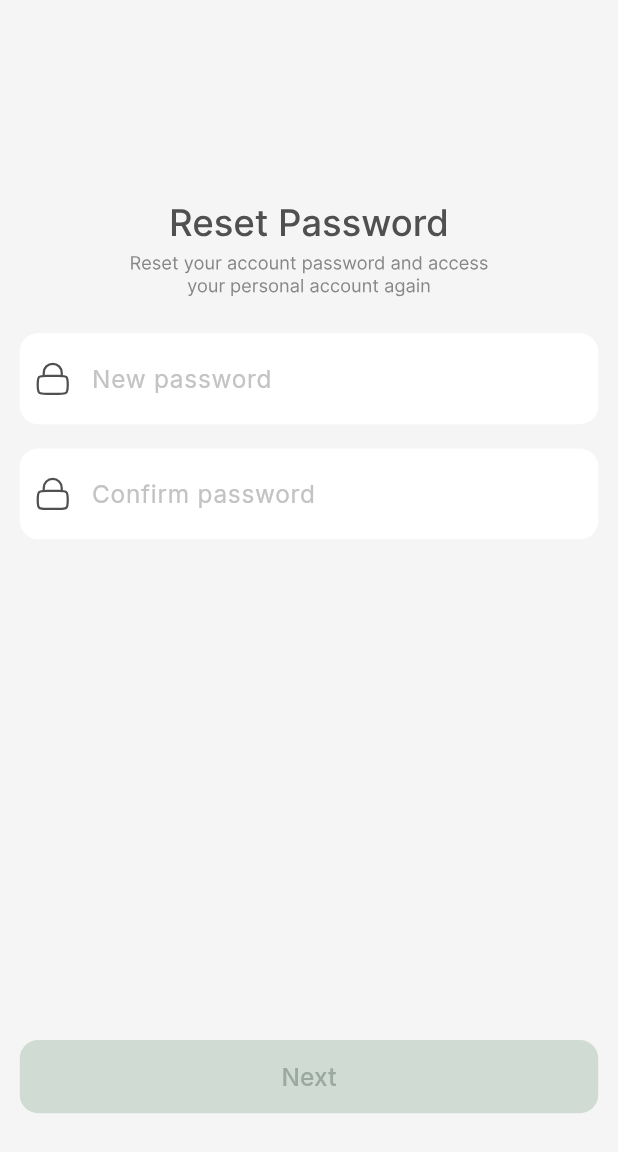
After one commit to sajidrec/flutter_nsn, a Flutter app: the ResetPasswordPage screen opened by its route, on a phone screen of 412 x 824 dp. The commit adds this screen. Shown: the top 1152 px of the screen. Run offline on Flutter 3.47's test engine with Material 3 defaults, Android fonts, the phone set to English and light mode, and no system bars; our stand-ins replace cached_network_image, flutter_screenutil, flutter_svg, get, google_fonts, pinput.

Commit message:
- Add reset pass page

```diff
--- a/lib/app/core/constants/app_assets.dart
+++ b/lib/app/core/constants/app_assets.dart
@@ -8,4 +8,5 @@ class AppAssets {
   static const String welcomeNSNFinder = "assets/images/welcome_nsn_finder.svg";
   static const String verificationPageMessage =
       "assets/images/verification_page_message.svg";
+  static const String resetPageTxt = "assets/images/reset_page_txt.svg";
 }
--- /dev/null
+++ b/lib/app/modules/reset_password_page/presentation/binding/reset_password_page_binding.dart
@@ -0,0 +1,10 @@
+import 'package:get/get.dart';
+
+import '../controllers/reset_password_page_controller.dart';
+
+class ResetPasswordPageBinding extends Bindings {
+  @override
+  void dependencies() {
+    Get.lazyPut(() => ResetPasswordPageController(), fenix: true,);
+  }
+}
--- /dev/null
+++ b/lib/app/modules/reset_password_page/presentation/controllers/reset_password_page_controller.dart
@@ -0,0 +1,28 @@
+import 'package:flutter/material.dart';
+import 'package:get/get.dart';
+
+class ResetPasswordPageController extends GetxController {
+  final Map<TextEditingController, bool> fieldEmptyMap = {};
+
+  int get totalEmptyFields =>
+      fieldEmptyMap.values.where((isEmpty) => isEmpty).length;
+
+  void setFieldEmpty(TextEditingController tec, bool isEmpty) {
+    fieldEmptyMap[tec] = isEmpty;
+    update();
+  }
+
+  // Call this when you create your text fields
+  void registerField(TextEditingController tec) {
+    fieldEmptyMap[tec] = true; // start as empty
+  }
+
+  @override
+  void onClose() {
+    // dispose controllers if you own them
+    for (final controller in fieldEmptyMap.keys) {
+      controller.dispose();
+    }
+    super.onClose();
+  }
+}
--- /dev/null
+++ b/lib/app/modules/reset_password_page/presentation/views/reset_password_page.dart
@@ -0,0 +1,89 @@
+import 'package:flutter/material.dart';
+import 'package:flutter_screenutil/flutter_screenutil.dart';
+import 'package:flutter_svg/svg.dart';
+import 'package:get/get.dart';
+import 'package:nsn/app/core/constants/app_assets.dart';
+import 'package:nsn/app/global_widgets/green_button_full_sized_widget.dart';
+
+import '../../../../routes/app_routes.dart';
+import '../controllers/reset_password_page_controller.dart';
+import '../widgets/reset_page_text_form_field_widget.dart';
+
+class ResetPasswordPage extends StatefulWidget {
+  const ResetPasswordPage({super.key});
+
+  @override
+  State<ResetPasswordPage> createState() => _ResetPasswordPageState();
+}
+
+class _ResetPasswordPageState extends State<ResetPasswordPage> {
+  final TextEditingController _newPassTec = TextEditingController();
+  final TextEditingController _confirmPassTec = TextEditingController();
+
+  @override
+  void dispose() {
+    _newPassTec.dispose();
+    _confirmPassTec.dispose();
+    super.dispose();
+  }
+
+  @override
+  Widget build(BuildContext context) {
+    return SafeArea(
+      child: Scaffold(
+        body: SingleChildScrollView(
+          child: Padding(
+            padding: EdgeInsets.symmetric(horizontal: 12.w),
+            child: Column(
+              children: [
+                SizedBox(height: 132.h),
+                SvgPicture.asset(
+                  AppAssets.resetPageTxt,
+                  width: 351.w,
+                  height: 63.h,
+                ),
+
+                SizedBox(height: 24.h),
+                ResetPageTextFormFieldWidget(
+                  hintText: "New password",
+                  iconPath: AppAssets.lockIcon,
+                  tec: _newPassTec,
+                  isPasswordTextField: false,
+                ),
+
+                SizedBox(height: 16.h),
+
+                ResetPageTextFormFieldWidget(
+                  hintText: "Confirm password",
+                  iconPath: AppAssets.lockIcon,
+                  tec: _confirmPassTec,
+                  isPasswordTextField: false,
+                ),
+
+                SizedBox(height: 329.h),
+
+                GetBuilder<ResetPasswordPageController>(
+                  builder: (controller) {
+                    return GreenButtonFullSizedWidget(
+                      buttonText: "Next",
+                      callbackFunction: controller.totalEmptyFields == 0
+                          ? () {
+                              if (_confirmPassTec.text != _newPassTec.text ||
+                                  _newPassTec.text.isEmpty) {
+                                Get.snackbar("Error", "Passwords don't match");
+                              } else {
+                                Get.offAllNamed(AppRoutes.loginRoute);
+                              }
+                            }
+                          : null,
+                    );
+                  },
+                ),
+              ],
+            ),
+          ),
+        ),
+      ),
+    );
+  }
+}
--- /dev/null
+++ b/lib/app/modules/reset_password_page/presentation/widgets/reset_page_text_form_field_widget.dart
@@ -0,0 +1,93 @@
+import 'package:flutter/material.dart';
+import 'package:flutter_screenutil/flutter_screenutil.dart';
+import 'package:flutter_svg/svg.dart';
+import 'package:get/get.dart';
+import 'package:google_fonts/google_fonts.dart';
+
+import '../../../../core/constants/app_colors.dart';
+import '../controllers/reset_password_page_controller.dart';
+
+class ResetPageTextFormFieldWidget extends StatefulWidget {
+  const ResetPageTextFormFieldWidget({
+    super.key,
+    required this.tec,
+    required this.iconPath,
+    required this.hintText,
+    required this.isPasswordTextField,
+  });
+
+  final TextEditingController tec;
+  final String iconPath;
+  final String hintText;
+  final bool isPasswordTextField;
+
+  @override
+  State<ResetPageTextFormFieldWidget> createState() =>
+      _ResetPageTextFormFieldWidgetState();
+}
+
+class _ResetPageTextFormFieldWidgetState
+    extends State<ResetPageTextFormFieldWidget> {
+  bool hidePassword = false;
+
+  @override
+  Widget build(BuildContext context) {
+    return GetBuilder<ResetPasswordPageController>(
+      builder: (controller) {
+        if (!controller.fieldEmptyMap.containsKey(widget.tec)) {
+          controller.registerField(widget.tec);
+        }
+        return TextFormField(
+          controller: widget.tec,
+          obscureText: hidePassword,
+          onChanged: (value) {
+            if (value.isEmpty) {
+              controller.setFieldEmpty(widget.tec, true);
+            } else {
+              controller.setFieldEmpty(widget.tec, false);
+            }
+          },
+          decoration: InputDecoration(
+            contentPadding: EdgeInsets.symmetric(
+              horizontal: 14.w,
+              vertical: 18.h,
+            ),
+            prefixIcon: SvgPicture.asset(
+              widget.iconPath,
+              width: 24.w,
+              height: 24.h,
+              fit: BoxFit.scaleDown,
+            ),
+            prefixIconConstraints: BoxConstraints(
+              minWidth: 40.w,
+              minHeight: 40.h,
+            ),
+            suffixIcon: widget.isPasswordTextField
+                ? IconButton(
+                    onPressed: () {
+                      hidePassword = !hidePassword;
+                      setState(() {});
+                    },
+                    icon: Icon(
+                      hidePassword ? Icons.visibility_off : Icons.visibility,
+                    ),
+                  )
+                : null,
+            hintText: widget.hintText,
+            hintStyle: GoogleFonts.inter(
+              fontSize: 16.sp,
+              fontWeight: FontWeight.w400,
+              color: AppColors.hintTextColor,
+            ),
+            border: OutlineInputBorder(
+              borderSide: BorderSide.none,
+              borderRadius: BorderRadius.circular(12.r),
+            ),
+            filled: true,
+            fillColor: Colors.white,
+          ),
+        );
+      },
+    );
+  }
+}
--- a/lib/app/modules/verification_code_page/presentation/view/verification_code_page.dart
+++ b/lib/app/modules/verification_code_page/presentation/view/verification_code_page.dart
@@ -2,9 +2,11 @@ import 'package:flutter/material.dart';
 import 'package:flutter_screenutil/flutter_screenutil.dart';
 import 'package:flutter_svg/flutter_svg.dart';
 import 'package:google_fonts/google_fonts.dart';
+import 'package:nsn/app/routes/app_routes.dart';
 import 'package:pinput/pinput.dart';
 import 'package:nsn/app/core/constants/app_assets.dart';
 import 'package:nsn/app/core/constants/app_colors.dart';
+import 'package:get/get.dart';
 
 class VerificationCodePage extends StatefulWidget {
   const VerificationCodePage({super.key});
@@ -133,7 +135,9 @@ class _VerificationCodePageState extends State<VerificationCodePage> {
                   height: 48.h,
                   child: ElevatedButton(
                     onPressed: isAllCompleted
-                        ? () {}
+                        ? () {
+                            Get.offAllNamed(AppRoutes.resetPassRoute);
+                          }
                         : null, // null disables the button
                     style: ElevatedButton.styleFrom(
                       disabledBackgroundColor: AppColors.disabledBG,
--- a/lib/app/routes/app_pages.dart
+++ b/lib/app/routes/app_pages.dart
@@ -3,12 +3,14 @@ import 'package:nsn/app/modules/forget_password_page/binding/forget_password_bin
 import 'package:nsn/app/modules/forget_password_page/views/forget_password_page.dart';
 import 'package:nsn/app/modules/login_page/presentation/binding/login_page_binding.dart';
 import 'package:nsn/app/modules/login_page/presentation/views/login_page.dart';
+import 'package:nsn/app/modules/reset_password_page/presentation/views/reset_password_page.dart';
 import 'package:nsn/app/modules/signup_page/presentation/binding/signup_page_binding.dart';
 import 'package:nsn/app/modules/signup_page/presentation/views/signup_page.dart';
 import 'package:nsn/app/modules/signup_page/presentation/views/welcome_signup_page.dart';
 import 'package:nsn/app/modules/splash_page/presentation/views/splash_page.dart';
 import 'package:nsn/app/modules/verification_code_page/presentation/binding/verification_code_page_binding.dart';
 import 'package:nsn/app/modules/verification_code_page/presentation/view/verification_code_page.dart';
+import '../modules/reset_password_page/presentation/binding/reset_password_page_binding.dart';
 import 'app_routes.dart';
 
 class AppPages {
@@ -39,5 +41,10 @@ class AppPages {
       page: () => VerificationCodePage(),
       binding: VerificationCodePageBinding(),
     ),
+    GetPage(
+      name: AppRoutes.resetPassRoute,
+      page: () => ResetPasswordPage(),
+      binding: ResetPasswordPageBinding(),
+    ),
   ];
 }
--- a/lib/app/routes/app_routes.dart
+++ b/lib/app/routes/app_routes.dart
@@ -5,4 +5,5 @@ abstract class AppRoutes {
   static const String signUpWelcomeRoute = '/signUpWelcomeRoute';
   static const String forgetPassRoute = '/forgetPassRoute';
   static const String verificationCodeRoute = '/verificationCodeRoute';
+  static const String resetPassRoute = '/resetPassRoute';
 }
```
Also changed, not shown: assets/images/reset_page_txt.svg (added).
